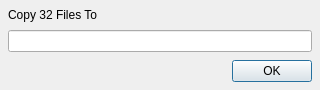
maxavadallat/maxcommander, file ui/copydialog.ui: the form before one commit.
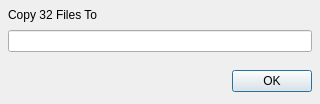
The form after the commit.

```diff
--- a/ui/copydialog.ui
+++ b/ui/copydialog.ui
@@ -7,19 +7,19 @@
     <x>0</x>
     <y>0</y>
     <width>320</width>
-    <height>90</height>
+    <height>104</height>
    </rect>
   </property>
   <property name="minimumSize">
    <size>
     <width>320</width>
-    <height>90</height>
+    <height>104</height>
    </size>
   </property>
   <property name="maximumSize">
    <size>
     <width>16777215</width>
-    <height>90</height>
+    <height>104</height>
    </size>
   </property>
   <property name="windowTitle">
@@ -32,9 +32,18 @@
    <bool>true</bool>
   </property>
   <layout class="QGridLayout" name="gridLayout">
-   <property name="margin">
+   <property name="leftMargin">
     <number>8</number>
    </property>
+   <property name="topMargin">
+    <number>8</number>
+   </property>
+   <property name="rightMargin">
+    <number>8</number>
+   </property>
+   <property name="bottomMargin">
+    <number>12</number>
+   </property>
    <property name="spacing">
     <number>8</number>
    </property>
@@ -54,7 +63,7 @@
    <item row="1" column="0">
     <widget class="QLineEdit" name="targetEdit"/>
    </item>
-   <item row="2" column="0">
+   <item row="3" column="0">
     <widget class="QDialogButtonBox" name="buttonBox">
      <property name="orientation">
       <enum>Qt::Horizontal</enum>
@@ -64,6 +73,19 @@
      </property>
     </widget>
    </item>
+   <item row="2" column="0">
+    <spacer name="verticalSpacer">
+     <property name="orientation">
+      <enum>Qt::Vertical</enum>
+     </property>
+     <property name="sizeHint" stdset="0">
+      <size>
+       <width>20</width>
+       <height>2</height>
+      </size>
+     </property>
+    </spacer>
+   </item>
   </layout>
  </widget>
  <resources/>
```
Left out of the diff: 3 changed lines with no effect on the pictures.
